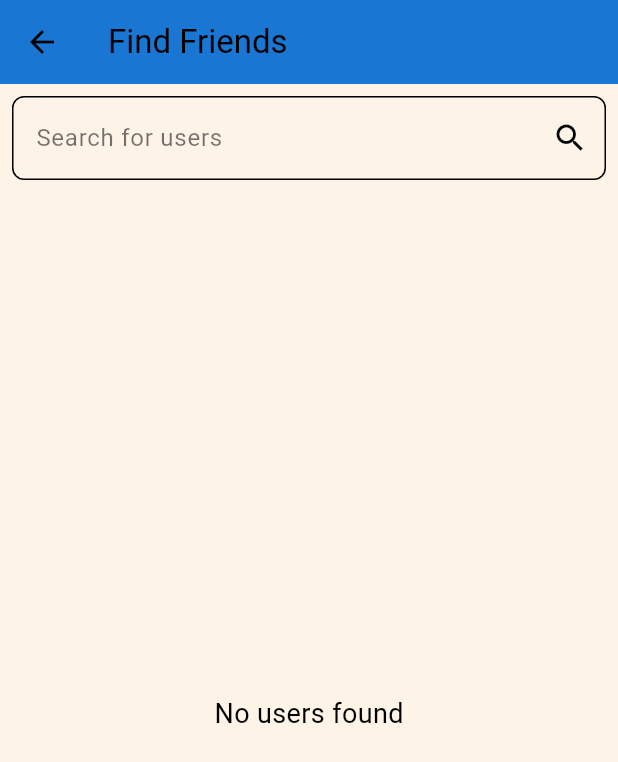
After one commit to seena-kab/CupCompanion, a Flutter app: the HomeScreen screen opened by its route, item 4 of the bottom bar chosen, after a tap on "Find Friends", on a phone screen of 412 x 824 dp. The commit adds this screen. Shown: the top 762 px of the screen. Run offline on Flutter 3.47's test engine with Material 3 defaults, Android fonts, the phone set to English and light mode, and no system bars; our stand-ins replace animated_text_kit, cloud_firestore, firebase_auth, firebase_core, firebase_database, firebase_storage and 9 more; accounts and stored records are empty; project files that could hold a hidden picture were left out.

Commit message:
search screen and friends page

```diff
--- a/cup_companion/lib/screens/events_screen.dart
+++ b/cup_companion/lib/screens/events_screen.dart
@@ -1,6 +1,7 @@
 import 'package:flutter/material.dart';
 import 'join_event_screen.dart';
 import 'create_event_screen.dart';
+import 'friends_screen.dart'; // Import friends_screen.dart
 
 class EventScreen extends StatefulWidget {
   const EventScreen({super.key});
@@ -79,6 +80,34 @@ class EventsScreenState extends State<EventScreen> {
                 ),
                 child: const Text('Join Event'),
               ),
+              const SizedBox(height: 20), // Space between the two buttons
+
+              // Find Friends Button
+              ElevatedButton(
+                onPressed: () {
+                  Navigator.push(
+                    context,
+                    MaterialPageRoute(
+                      builder: (context) => const FriendsScreen(), // Navigate to FriendsScreen
+                    ),
+                  );
+                },
+                style: ElevatedButton.styleFrom(
+                  backgroundColor: Colors.blue[700], // Set button color to blue
+                  foregroundColor: Colors.white,
+                  padding: const EdgeInsets.symmetric(horizontal: 50, vertical: 20),
+                  shape: RoundedRectangleBorder(
+                    borderRadius: BorderRadius.circular(30.0),
+                  ),
+                  elevation: 10,
+                  shadowColor: Colors.white,
+                  textStyle: const TextStyle(
+                    fontSize: 18,
+                    color: Colors.white,
+                  ),
+                ),
+                child: const Text('Find Friends'),
+              ),
             ],
           ),
         ),
--- /dev/null
+++ b/cup_companion/lib/screens/friends_screen.dart
@@ -0,0 +1,130 @@
+// lib/screens/friends_screen.dart
+
+import 'package:flutter/material.dart';
+import 'package:cloud_firestore/cloud_firestore.dart';
+
+class FriendsScreen extends StatefulWidget {
+  const FriendsScreen({Key? key}) : super(key: key);
+
+  @override
+  FriendsScreenState createState() => FriendsScreenState();
+}
+
+class FriendsScreenState extends State<FriendsScreen> {
+  final TextEditingController _searchController = TextEditingController();
+  List<Map<String, dynamic>> _searchResults = [];
+  bool _isLoading = false;
+  String? _errorMessage;
+
+  @override
+  void dispose() {
+    _searchController.dispose();
+    super.dispose();
+  }
+
+  // Method to fetch users based on the search query
+  void _searchUsers(String query) async {
+    setState(() {
+      _isLoading = true;
+      _errorMessage = null;
+    });
+
+    try {
+      Query queryRef = FirebaseFirestore.instance.collection('users');
+
+      // Apply search query (case-insensitive)
+      if (query.isNotEmpty) {
+        queryRef = queryRef.where('name', isGreaterThanOrEqualTo: query)
+                           .where('name', isLessThanOrEqualTo: query + '\uf8ff');
+      }
+
+      QuerySnapshot snapshot = await queryRef.get();
+
+      // Mapping Firestore documents to users
+      List<Map<String, dynamic>> userList = snapshot.docs.map((doc) {
+        return {
+          'id': doc.id,
+          'name': doc['name'],
+          'email': doc['email'], // Assuming the 'users' collection has 'name' and 'email'
+        };
+      }).toList();
+
+      setState(() {
+        _searchResults = userList;
+        _isLoading = false;
+      });
+
+    } catch (e) {
+      setState(() {
+        _errorMessage = 'Error searching users: $e';
+        _isLoading = false;
+      });
+    }
+  }
+
+  @override
+  Widget build(BuildContext context) {
+    return Scaffold(
+      appBar: AppBar(
+        title: const Text('Find Friends'),
+        backgroundColor: Colors.blue[700],
+      ),
+      body: Column(
+        children: [
+          // Search bar
+          Padding(
+            padding: const EdgeInsets.all(8.0),
+            child: TextField(
+              controller: _searchController,
+              onSubmitted: (query) {
+                _searchUsers(query);
+              },
+              decoration: InputDecoration(
+                hintText: 'Search for users',
+                suffixIcon: IconButton(
+                  icon: const Icon(Icons.search),
+                  onPressed: () {
+                    _searchUsers(_searchController.text);
+                  },
+                ),
+              ),
+            ),
+          ),
+          // Search results
+          Expanded(
+            child: _isLoading
+                ? const Center(child: CircularProgressIndicator())
+                : _errorMessage != null
+                    ? Center(
+                        child: Text(
+                          _errorMessage!,
+                          style: const TextStyle(color: Colors.red),
+                        ),
+                      )
+                    : _searchResults.isEmpty
+                        ? const Center(
+                            child: Text(
+                              'No users found',
+                              style: TextStyle(fontSize: 18),
+                            ),
+                          )
+                        : ListView.builder(
+                            itemCount: _searchResults.length,
+                            itemBuilder: (context, index) {
+                              final user = _searchResults[index];
+                              return ListTile(
+                                leading: const Icon(Icons.person),
+                                title: Text(user['name']),
+                                subtitle: Text(user['email']),
+                                onTap: () {
+                                  // Implement action when a user is tapped, like sending a friend request
+                                },
+                              );
+                            },
+                          ),
+          ),
+        ],
+      ),
+    );
+  }
+}
--- a/cup_companion/lib/screens/home_screen.dart
+++ b/cup_companion/lib/screens/home_screen.dart
@@ -4,6 +4,7 @@ import 'package:flutter/material.dart';
 import 'package:provider/provider.dart';
 import 'package:google_fonts/google_fonts.dart';
 import 'package:geolocator/geolocator.dart';
+import 'package:flutter_staggered_animations/flutter_staggered_animations.dart';
 
 // Import other necessary packages and services
 import 'package:cup_companion/services/auth_services.dart';
@@ -21,8 +22,8 @@ import 'package:cup_companion/theme/theme_notifier.dart';
 import 'package:cup_companion/constants/menu_options.dart';
 import 'package:cup_companion/l10n/app_localizations.dart';
 
-// Additional imports for animations
-import 'package:flutter_staggered_animations/flutter_staggered_animations.dart';
+// Import the SearchScreen
+import 'search_screen.dart';
 
 class HomeScreen extends StatefulWidget {
   const HomeScreen({super.key});
@@ -235,8 +236,6 @@ class HomeScreenState extends State<HomeScreen> with SingleTickerProviderStateMi
   @override
   Widget build(BuildContext context) {
     final themeNotifier = Provider.of<ThemeNotifier>(context);
-    // final localeProvider = Provider.of<LocaleProvider>(context); // Unused
-    // Removed the unused localeProvider to fix the error
     final appLocalizations = AppLocalizations.of(context)!; // Null assertion
 
     // Initialize the list of screens once
@@ -296,6 +295,26 @@ class HomeScreenState extends State<HomeScreen> with SingleTickerProviderStateMi
                     : buildPlaceholderScreen(
                         appLocalizations.comingSoon), // Localized string
               ),
+              // Add the search button when on the Home screen
+              if (_selectedIndex == 0)
+                Positioned(
+                  left: 16,
+                  bottom: _isNavBarVisible
+                      ? kBottomNavigationBarHeight + 16
+                      : 16, // Adjust as needed
+                  child: FloatingActionButton(
+                    onPressed: () {
+                      // Navigate to SearchScreen
+                      Navigator.push(
+                        context,
+                        MaterialPageRoute(
+                          builder: (context) => const SearchScreen(),
+                        ),
+                      );
+                    },
+                    child: const Icon(Icons.search),
+                  ),
+                ),
             ],
           ),
         ),
```
Also changed, not shown: cup_companion/lib/screens/search_screen.dart (added, +209 -0 lines), cup_companion/lib/l10n/app_en.arb (line endings or trailing spaces), 1 other file.
